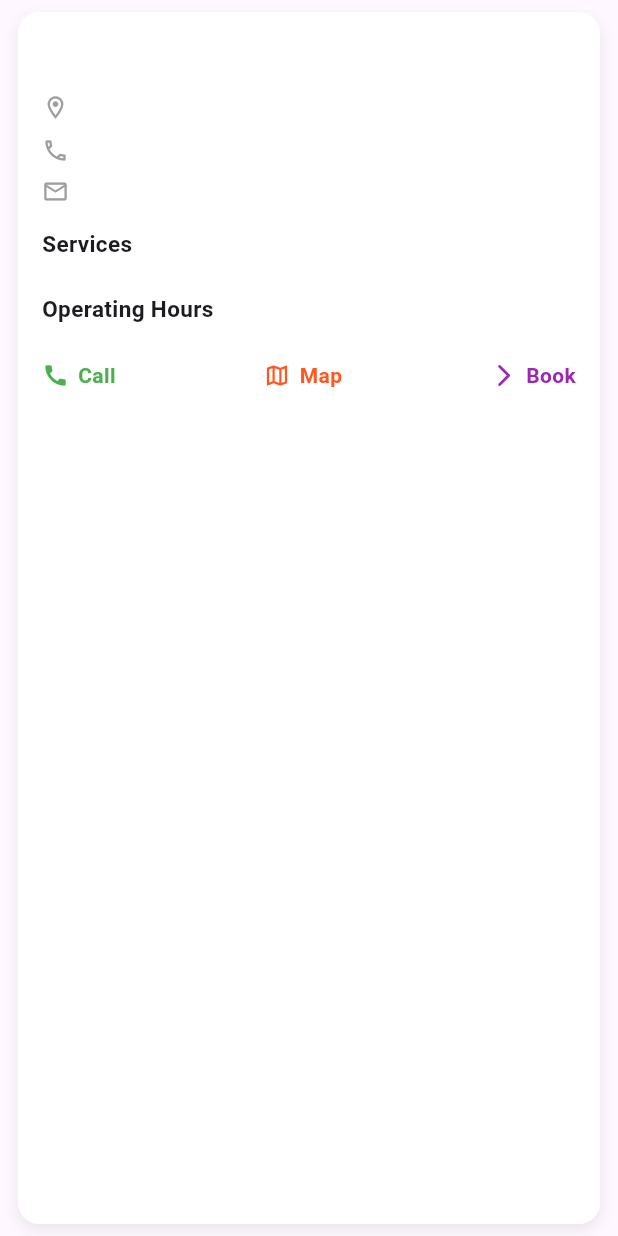
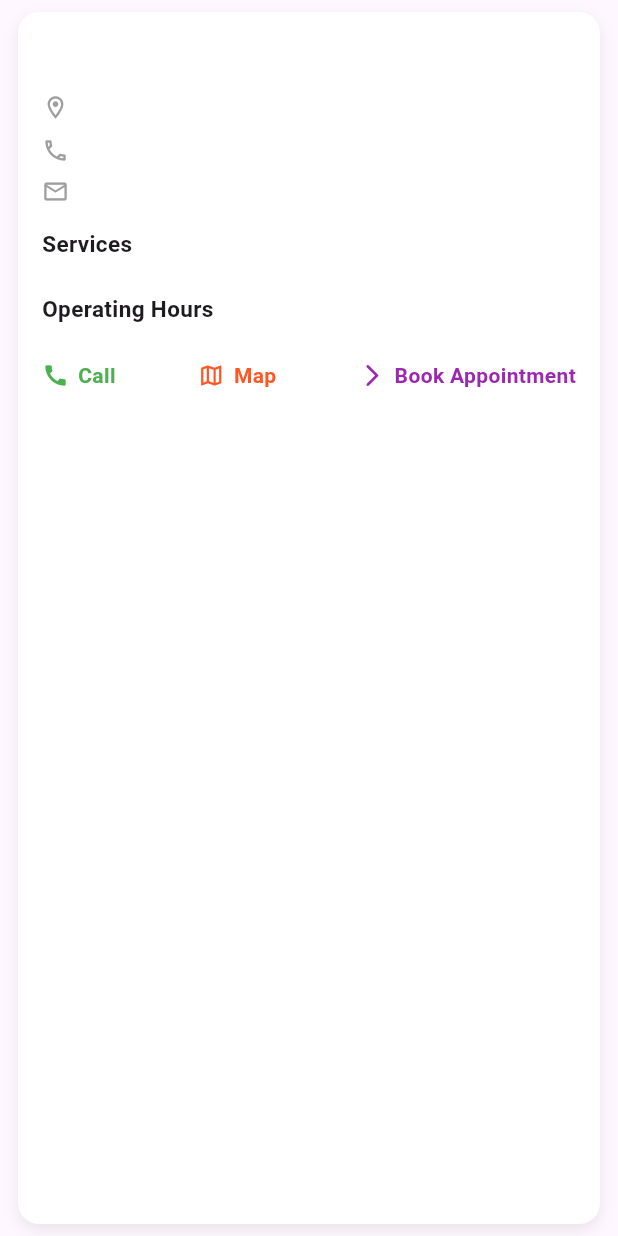
Before and after one commit to lone-wolffie/HealthLink-App-with-Dart, a Flutter app: the ClinicCard widget shown alone on an empty page, opened directly with empty values, on a phone screen of 412 x 824 dp. Run offline on Flutter 3.47's test engine with Material 3 defaults, Android fonts, the light colour scheme and no system bars; our stand-ins replace image_picker, shared_preferences; accounts and stored records are empty; network calls fail.

Commit message:
Modify clinic card widget

```diff
--- a/HealthLink_App_Frontend/lib/widgets/clinic_card.dart
+++ b/HealthLink_App_Frontend/lib/widgets/clinic_card.dart
@@ -160,7 +160,7 @@ class ClinicCard extends StatelessWidget {
               // *** NEW VIEW / BOOK BUTTON ***
               _button(
                 icon: Icons.arrow_forward_ios_rounded,
-                label: "Book",
+                label: "Book Appointment",
                 color: Colors.purple,
                 onTap: () async {
                   final prefs = await SharedPreferences.getInstance();
```
